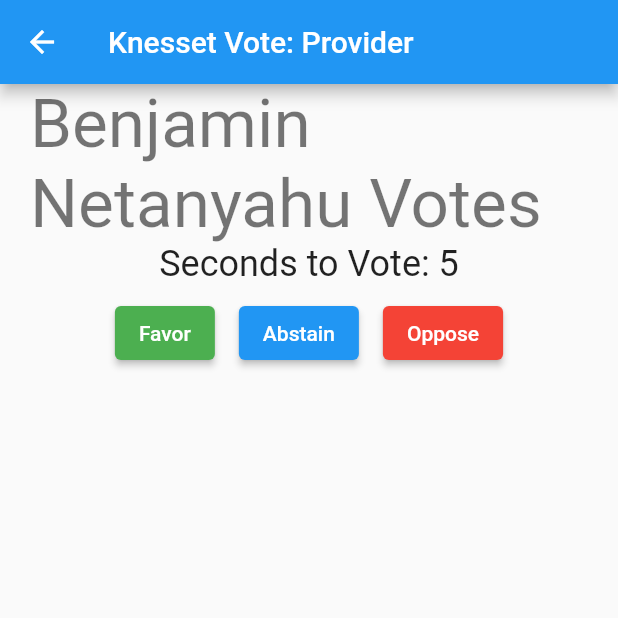
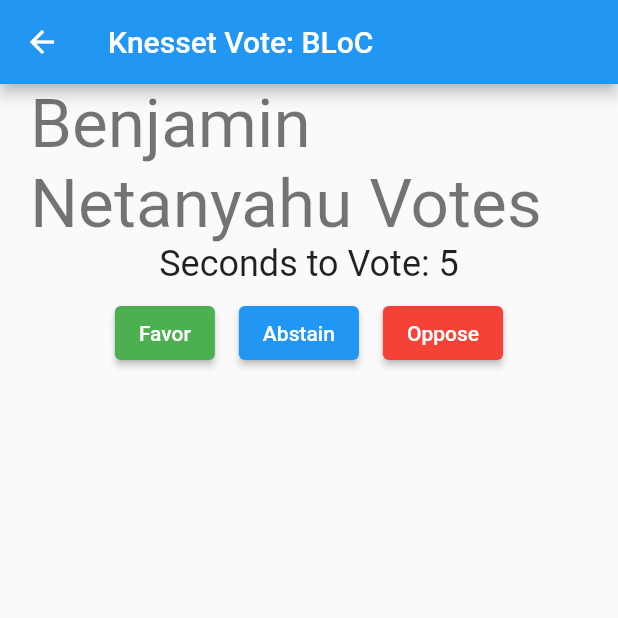
Before and after one commit to arielbh/flutter_state_session, a Flutter app: the screen it shows after launch, after a tap on "Benjamin Netanyahu", on a phone screen of 412 x 824 dp, the top half of it. Run offline on Flutter 3.47's test engine with Material 2 defaults, Android fonts, the phone set to English and light mode, and no system bars; our stand-ins replace bloc, flutter_bloc.

Commit message:
Step3: BloC

```diff
--- a/lib/app_bar.dart
+++ b/lib/app_bar.dart
@@ -1,7 +1,7 @@
 import 'package:flutter/material.dart';
 import 'package:flutter/widgets.dart';
 
-const appTitle = "Knesset Vote: Provider";
+const appTitle = "Knesset Vote: BLoC";
 
 class MyAppBar extends StatelessWidget implements PreferredSizeWidget {
   const MyAppBar({Key? key}) : super(key: key);
--- /dev/null
+++ b/lib/blocs/members_bloc.dart
@@ -0,0 +1,38 @@
+import 'dart:async';
+
+import 'package:flutter_bloc/flutter_bloc.dart';
+import 'package:knesset_app/models/mk.dart';
+import 'package:knesset_app/services/mk_data_service.dart';
+import 'package:meta/meta.dart';
+
+class MembersBloc extends Bloc<MembersEvent, MembersState> {
+  final MkDataService dataService;
+  MembersBloc({required this.dataService}) : super(MembersInitial()) {
+    dataService.getMembers().then((members) => add(OnMembersLoadedEvent(members)));
+  }
+
+  @override
+  Stream<MembersState> mapEventToState(MembersEvent event) async* {
+    if (event is OnMembersLoadedEvent) {
+      yield MembersLoadedState(event.members);
+    }
+  }
+}
+
+@immutable
+abstract class MembersEvent {}
+
+class OnMembersLoadedEvent extends MembersEvent {
+  final Iterable<KnessetMember> members;
+  OnMembersLoadedEvent(this.members);
+}
+
+@immutable
+abstract class MembersState {}
+
+class MembersInitial extends MembersState {}
+
+class MembersLoadedState extends MembersState {
+  final Iterable<KnessetMember> members;
+  MembersLoadedState(this.members);
+}
--- /dev/null
+++ b/lib/blocs/vote_bloc.dart
@@ -0,0 +1,35 @@
+import 'dart:async';
+
+import 'package:bloc/bloc.dart';
+import 'package:knesset_app/models/mk.dart';
+import 'package:knesset_app/models/vote.dart';
+import 'package:meta/meta.dart';
+
+class VoteBloc extends Bloc<VoteEvent, VoteState> {
+  VoteBloc() : super(VoteState(Vote({})));
+
+  @override
+  Stream<VoteState> mapEventToState(VoteEvent event) async* {
+    if (event is OnVoteEvent) {
+      state.vote.addVote(event.member, event.voteOption);
+      // Create new Vote
+      yield VoteState(Vote(state.vote.votes));
+    }
+  }
+}
+
+@immutable
+abstract class VoteEvent {}
+
+class OnVoteEvent extends VoteEvent {
+  final VoteOptions voteOption;
+  final KnessetMember member;
+  OnVoteEvent(this.member, this.voteOption);
+}
+
+@immutable
+class VoteState {
+  final Vote vote;
+
+  VoteState(this.vote);
+}
--- /dev/null
+++ b/lib/blocs/voting_bloc.dart
@@ -0,0 +1,58 @@
+import 'dart:async';
+
+import 'package:bloc/bloc.dart';
+import 'package:knesset_app/blocs/vote_bloc.dart';
+import 'package:knesset_app/models/mk.dart';
+import 'package:knesset_app/models/vote.dart';
+import 'package:meta/meta.dart';
+
+class VotingBloc extends Bloc<VotingEvent, VotingState> {
+  final VoteBloc voteBloc;
+  final KnessetMember member;
+  late Timer _timer;
+
+  VotingBloc({required this.voteBloc, required this.member}) : super(VotingInitial()) {
+    _timer = Timer.periodic(Duration(seconds: 1), (timer) {
+      add(TimerEvent());
+    });
+  }
+
+  @override
+  Stream<VotingState> mapEventToState(VotingEvent event) async* {
+    if (event is TimerEvent) {
+      if (state.secondsToVote == 1) {
+        _timer.cancel();
+      }
+      yield TimerVoteState(state.secondsToVote - 1);
+    }
+    if (event is MemberVotedEvent) {
+      voteBloc.add(OnVoteEvent(member, event.voteOption));
+    }
+  }
+}
+
+@immutable
+abstract class VotingEvent {}
+
+class MemberVotedEvent extends VotingEvent {
+  final VoteOptions voteOption;
+
+  MemberVotedEvent(this.voteOption);
+}
+
+class TimerEvent extends VotingEvent {}
+
+@immutable
+abstract class VotingState {
+  final int secondsToVote;
+
+  VotingState(this.secondsToVote);
+}
+
+class VotingInitial extends VotingState {
+  VotingInitial() : super(6);
+}
+
+class TimerVoteState extends VotingState {
+  TimerVoteState(int secondsToVote) : super(secondsToVote);
+}
--- a/lib/main.dart
+++ b/lib/main.dart
@@ -1,21 +1,21 @@
 import 'package:flutter/material.dart';
+import 'package:flutter_bloc/flutter_bloc.dart';
 import 'package:knesset_app/app_bar.dart';
-import 'package:knesset_app/models/mk.dart';
-import 'package:knesset_app/models/vote.dart';
+import 'package:knesset_app/blocs/members_bloc.dart';
+import 'package:knesset_app/blocs/vote_bloc.dart';
 import 'package:knesset_app/services/mk_data_service.dart';
 import 'package:knesset_app/views/mk_list_widget.dart';
 import 'package:knesset_app/views/vote_totals_widget.dart';
-import 'package:provider/provider.dart';
 
-//TODO: Empasize the root provider and Vote is now notifier
 void main() {
-  runApp(MultiProvider(
-    providers: [
-      Provider<MkDataService>(create: (_) => MkDataService()),
-      ChangeNotifierProvider(create: (_) => Vote({})),
-    ],
-    child: MyApp(),
-  ));
+  runApp(MultiBlocProvider(providers: [
+    BlocProvider<MembersBloc>(
+      create: (context) => MembersBloc(dataService: MkDataService()),
+    ),
+    BlocProvider<VoteBloc>(
+      create: (context) => VoteBloc(),
+    ),
+  ], child: MyApp()));
 }
 
 class MyApp extends StatelessWidget {
@@ -30,6 +30,7 @@
     );
   }
 }
+
 //TODO: Empasize how most widgets (except vote, tell them why) are now stateless
 class MyHomePage extends StatelessWidget {
   MyHomePage({Key? key}) : super(key: key);
@@ -38,19 +39,25 @@
   Widget build(BuildContext context) {
     return Scaffold(
         appBar: MyAppBar(),
-        body: FutureBuilder<Iterable<KnessetMember>>(
-            future: context.watch<MkDataService>().getMembers(),
-            initialData: [],
-            builder: (context, result) {
-              final members = result.data?.toList() ?? [];
-              return members.isEmpty
-                  ? Center(child: CircularProgressIndicator())
-                  : Column(children: [
-                      VoteTotalsWidget(),
-                      Expanded(
-                        child: MkListWidget(members: members),
-                      ),
-                    ]);
-            }));
+        body: BlocBuilder<MembersBloc, MembersState>(
+          builder: (context, membersState) {
+            return BlocBuilder<VoteBloc, VoteState>(builder: (context, votingState) {
+              if (membersState is MembersInitial) {
+                return CircularProgressIndicator();
+              }
+              if (membersState is MembersLoadedState) {
+                return Column(
+                  children: [
+                    VoteTotalsWidget(),
+                    Expanded(
+                      child: MkListWidget(members: membersState.members.toList()),
+                    ),
+                  ],
+                );
+              }
+              return Center(child: Text("Something went wrong"));
+            });
+          },
+        ));
   }
 }
--- a/lib/views/mk_list_widget.dart
+++ b/lib/views/mk_list_widget.dart
@@ -1,9 +1,11 @@
 import 'package:flutter/material.dart';
 import 'package:flutter/widgets.dart';
+import 'package:flutter_bloc/flutter_bloc.dart';
+import 'package:knesset_app/blocs/vote_bloc.dart';
+import 'package:knesset_app/blocs/voting_bloc.dart';
 import 'package:knesset_app/models/mk.dart';
 import 'package:knesset_app/models/vote.dart';
 import 'package:knesset_app/views/mk_vote_widget.dart';
-import 'package:provider/provider.dart';
 
 class MkListWidget extends StatelessWidget {
   final List<KnessetMember> members;
@@ -13,19 +15,23 @@
   Widget build(BuildContext context) {
     final theme = Theme.of(context);
 
-    return Consumer<Vote>(
-        builder: (context, vote, child) => ListView.builder(
+    return BlocBuilder<VoteBloc, VoteState>(
+        builder: (context, state) => ListView.builder(
             itemCount: members.length,
             itemBuilder: (BuildContext context, int index) {
               final member = members[index];
               final name = member.name;
-              final voteOption = vote.votes[member];
+              final voteOption = state.vote.votes[member];
 
               return Column(
                 children: [
                   ListTile(
-                    onTap: () =>
-                        Navigator.push(context, MaterialPageRoute(builder: (context) => MkVoteWidget(member: member))),
+                    onTap: () => Navigator.push(context, MaterialPageRoute(builder: (context) {
+                      return BlocProvider(
+                        create: (context) => VotingBloc(member: member, voteBloc: context.read<VoteBloc>()),
+                        child: MkVoteWidget(member: member),
+                      );
+                    })),
                     leading: CircleAvatar(
                       child: new Icon(Icons.account_box),
                     ),
--- a/lib/views/mk_vote_widget.dart
+++ b/lib/views/mk_vote_widget.dart
@@ -2,35 +2,16 @@
 
 import 'package:flutter/material.dart';
 import 'package:flutter/widgets.dart';
+import 'package:flutter_bloc/flutter_bloc.dart';
 import 'package:knesset_app/app_bar.dart';
+import 'package:knesset_app/blocs/voting_bloc.dart';
 import 'package:knesset_app/models/mk.dart';
 import 'package:knesset_app/models/vote.dart';
 import 'package:provider/provider.dart';
 
-class MkVoteWidget extends StatefulWidget {
+class MkVoteWidget extends StatelessWidget {
   final KnessetMember member;
   MkVoteWidget({Key? key, required this.member}) : super(key: key);
-
-  @override
-  _MkVoteWidgetState createState() => _MkVoteWidgetState();
-}
-
-class _MkVoteWidgetState extends State<MkVoteWidget> {
-  var _secondsToVote = 6;
-  late Timer _timer;
-  @override
-  void initState() {
-    super.initState();
-    _timer = Timer.periodic(Duration(seconds: 1), (timer) {
-      if (_secondsToVote == 0) {
-        _onVote(context, VoteOptions.abstain);
-        return;
-      }
-      setState(() {
-        _secondsToVote--;
-      });
-    });
-  }
 
   Widget _createVoteButton(BuildContext context, VoteOptions vote) => Padding(
       padding: const EdgeInsets.all(8.0),
@@ -55,13 +36,21 @@
             Padding(
               padding: const EdgeInsets.symmetric(horizontal: 20.0),
               child: Text(
-                "${widget.member.name} Votes",
+                "${member.name} Votes",
                 style: theme.textTheme.headline3,
               ),
             ),
-            Text(
-              "Seconds to Vote: $_secondsToVote",
-              style: theme.textTheme.headline5,
+            BlocBuilder<VotingBloc, VotingState>(
+              builder: (context, state) {
+                if (state.secondsToVote == 0)
+                  WidgetsBinding.instance!.addPostFrameCallback((_) {
+                    _onVote(context, VoteOptions.abstain);
+                  });
+                return Text(
+                  "Seconds to Vote: ${state.secondsToVote}",
+                  style: theme.textTheme.headline5,
+                );
+              },
             ),
             Row(mainAxisAlignment: MainAxisAlignment.center, children: [
               _createVoteButton(context, VoteOptions.favor),
@@ -75,8 +64,7 @@
   }
 
   void _onVote(BuildContext context, VoteOptions vote) {
-    _timer.cancel();
-    context.read<Vote>().addVote(widget.member, vote);
+    context.read<VotingBloc>().add(MemberVotedEvent(vote));
     Navigator.pop(context);
   }
 }
--- a/lib/views/vote_totals_widget.dart
+++ b/lib/views/vote_totals_widget.dart
@@ -1,7 +1,8 @@
 import 'package:flutter/material.dart';
 import 'package:flutter/widgets.dart';
+import 'package:flutter_bloc/flutter_bloc.dart';
+import 'package:knesset_app/blocs/vote_bloc.dart';
 import 'package:knesset_app/models/vote.dart';
-import 'package:provider/provider.dart';
 
 class VoteTotalsWidget extends StatelessWidget {
   VoteTotalsWidget({Key? key}) : super(key: key);
@@ -19,28 +20,28 @@
   Widget build(BuildContext context) {
     final theme = Theme.of(context);
 
-    return Consumer<Vote>(
-        builder: (context, vote, child) => Column(
+    return Column(
       children: [
         Padding(
           padding: const EdgeInsets.all(8.0),
-                  child: Row(
+          child: BlocBuilder<VoteBloc, VoteState>(
+              builder: (context, state) => Row(
                     children: [
                       Text(
                         "Current Totals:",
                         style: theme.textTheme.headline5,
                       ),
                       SizedBox(width: 8.0),
-                      _totalCounter(vote, VoteOptions.favor, theme),
+                      _totalCounter(state.vote, VoteOptions.favor, theme),
                       SizedBox(width: 8.0),
-                      _totalCounter(vote, VoteOptions.abstain, theme),
+                      _totalCounter(state.vote, VoteOptions.abstain, theme),
                       SizedBox(width: 8.0),
-                      _totalCounter(vote, VoteOptions.oppose, theme),
+                      _totalCounter(state.vote, VoteOptions.oppose, theme),
                     ],
-                  ),
+                  )),
         ),
         Divider()
       ],
-            ));
+    );
   }
 }
--- a/pubspec.yaml
+++ b/pubspec.yaml
@@ -24,7 +24,7 @@
   flutter:
     sdk: flutter
 
-  provider: ^5.0.0
+  flutter_bloc: ^7.0.1
 
   # The following adds the Cupertino Icons font to your application.
   # Use with the CupertinoIcons class for iOS style icons.
```
Also changed, not shown: pubspec.lock. Lines whose indentation alone changed are shown as unchanged.
